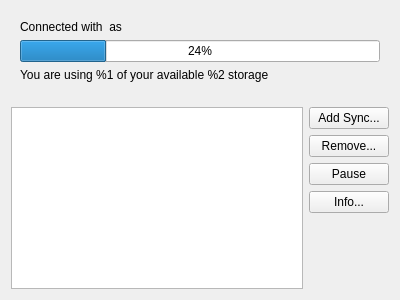
The window that src/mirall/accountsettings.ui (yogetter/owncloud-client) describes before a commit, drawn with Qt 5.
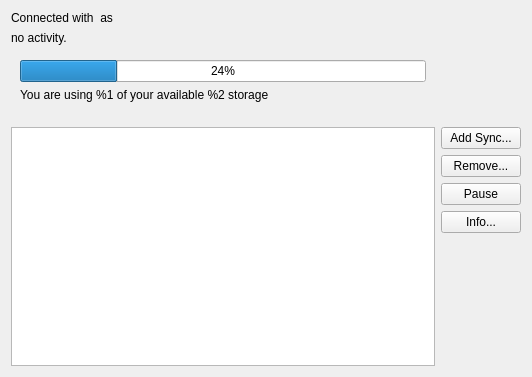
The same window after the commit.

Commit message: Show upload progress in the settings dialog, first shot.

What changed in the file:
```diff
--- a/src/mirall/accountsettings.ui
+++ b/src/mirall/accountsettings.ui
@@ -6,24 +6,31 @@
    <rect>
     <x>0</x>
     <y>0</y>
-    <width>400</width>
-    <height>300</height>
+    <width>532</width>
+    <height>377</height>
    </rect>
   </property>
   <property name="windowTitle">
    <string>Form</string>
   </property>
   <layout class="QGridLayout" name="gridLayout">
-   <item row="0" column="0" colspan="2">
-    <widget class="QWidget" name="widget" native="true">
-     <layout class="QVBoxLayout" name="verticalLayout">
-      <item>
+   <item row="0" column="0">
        <widget class="QLabel" name="connectLabel">
         <property name="text">
          <string>Connected with &lt;server&gt; as &lt;user&gt;</string>
         </property>
        </widget>
       </item>
+   <item row="1" column="0">
+    <widget class="QLabel" name="fileProgressLabel">
+     <property name="text">
+      <string>no activity.</string>
+     </property>
+    </widget>
+   </item>
+   <item row="2" column="0">
+    <widget class="QWidget" name="widget" native="true">
+     <layout class="QVBoxLayout" name="verticalLayout">
       <item>
        <widget class="QProgressBar" name="progressBar">
         <property name="value">
@@ -57,10 +64,10 @@
      </layout>
     </widget>
    </item>
-   <item row="1" column="0">
+   <item row="3" column="0">
     <widget class="QListView" name="_folderList"/>
    </item>
-   <item row="1" column="1">
+   <item row="3" column="1">
     <layout class="QVBoxLayout" name="verticalLayout_2">
      <item>
       <widget class="QPushButton" name="_ButtonAdd">
```
Lines whose indentation alone changed are shown as unchanged. The commit also changes 13 other files.
